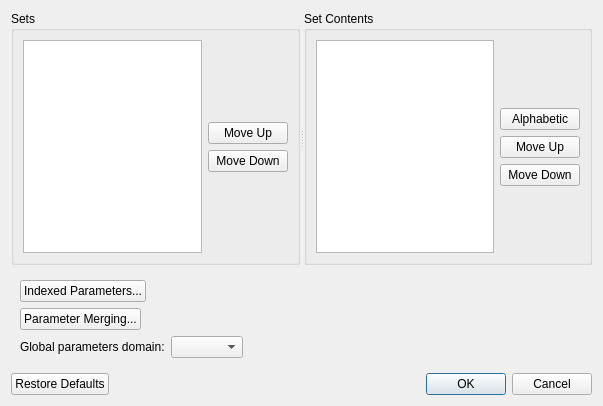
First picture: the form in spinetoolbox/project_items/exporter/ui/gdx_export_settings.ui, repository spine-tools/Spine-Toolbox, before the edit.
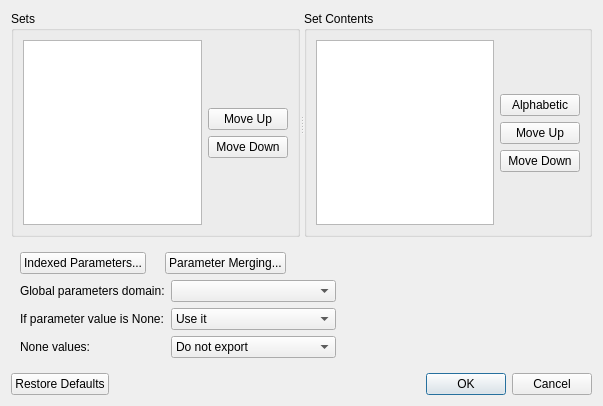
Second picture: the form after the edit.

Commit message: Rework gdx export of Nones, missing values

```diff
--- a/spinetoolbox/project_items/exporter/ui/gdx_export_settings.ui
+++ b/spinetoolbox/project_items/exporter/ui/gdx_export_settings.ui
@@ -186,23 +186,6 @@
          </widget>
         </item>
         <item>
-         <spacer name="horizontalSpacer_2">
-          <property name="orientation">
-           <enum>Qt::Horizontal</enum>
-          </property>
-          <property name="sizeHint" stdset="0">
-           <size>
-            <width>40</width>
-            <height>20</height>
-           </size>
-          </property>
-         </spacer>
-        </item>
-       </layout>
-      </item>
-      <item>
-       <layout class="QHBoxLayout" name="horizontalLayout_5">
-        <item>
          <widget class="QPushButton" name="open_parameter_merging_settings_button">
           <property name="toolTip">
            <string>Merge multiple parameters into one.</string>
@@ -213,7 +196,7 @@
          </widget>
         </item>
         <item>
-         <spacer name="horizontalSpacer_3">
+         <spacer name="horizontalSpacer_2">
           <property name="orientation">
            <enum>Qt::Horizontal</enum>
           </property>
@@ -245,6 +228,48 @@
           <item row="0" column="1">
            <widget class="QComboBox" name="global_parameters_combo_box"/>
           </item>
+          <item row="2" column="0">
+           <widget class="QLabel" name="label_2">
+            <property name="text">
+             <string>None values:</string>
+            </property>
+           </widget>
+          </item>
+          <item row="2" column="1">
+           <widget class="QComboBox" name="none_export_combo_box">
+            <item>
+             <property name="text">
+              <string>Do not export</string>
+             </property>
+            </item>
+            <item>
+             <property name="text">
+              <string>Export as not-a-number</string>
+             </property>
+            </item>
+           </widget>
+          </item>
+          <item row="1" column="0">
+           <widget class="QLabel" name="label_3">
+            <property name="text">
+             <string>If parameter value is None:</string>
+            </property>
+           </widget>
+          </item>
+          <item row="1" column="1">
+           <widget class="QComboBox" name="none_fallback_combo_box">
+            <item>
+             <property name="text">
+              <string>Use it</string>
+             </property>
+            </item>
+            <item>
+             <property name="text">
+              <string>Replace by default value</string>
+             </property>
+            </item>
+           </widget>
+          </item>
          </layout>
         </item>
         <item>
```
The commit also changes 11 other files.
